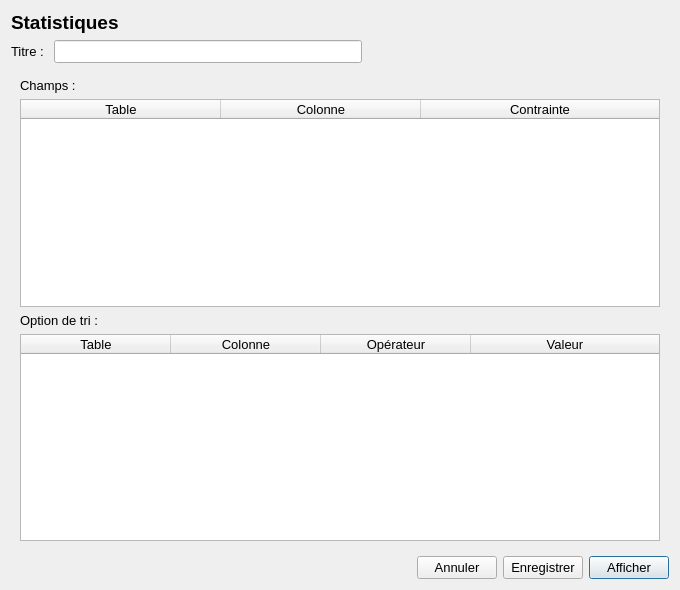
This is GUI/statistique.ui in samueldrouin/PyGuide as Qt 5 draws it before an edit. The edited form follows.
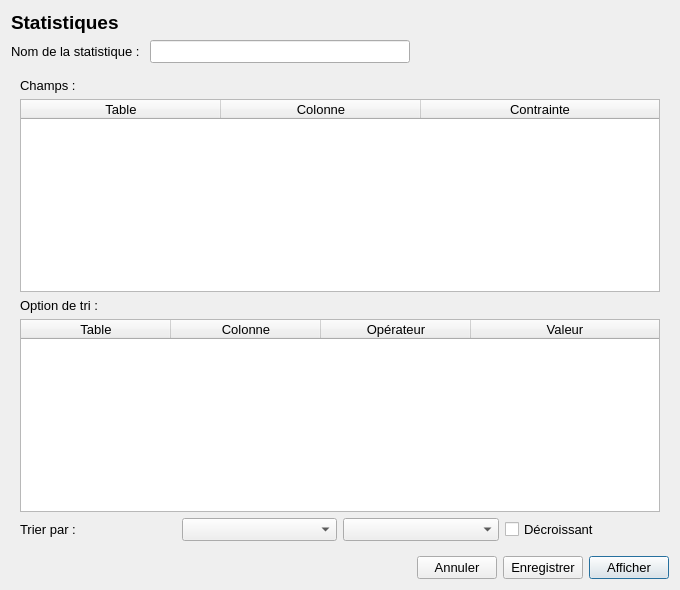
This is the edited form.

Commit message: Affichage seulement des tables ayant un lien vers la table précédente dans le tableau des champs

Patch:
```diff
--- a/GUI/statistique.ui
+++ b/GUI/statistique.ui
@@ -48,7 +48,7 @@
      <item row="0" column="0">
       <widget class="QLabel" name="label_2">
        <property name="text">
-        <string>Titre : </string>
+        <string>Nom de la statistique : </string>
        </property>
       </widget>
      </item>
@@ -486,6 +486,30 @@
         </column>
        </widget>
       </item>
+      <item>
+       <layout class="QHBoxLayout" name="horizontalLayout_3">
+        <item>
+         <widget class="QLabel" name="label_3">
+          <property name="text">
+           <string>Trier par : </string>
+          </property>
+         </widget>
+        </item>
+        <item>
+         <widget class="QComboBox" name="comboBox"/>
+        </item>
+        <item>
+         <widget class="QComboBox" name="comboBox_2"/>
+        </item>
+        <item>
+         <widget class="QCheckBox" name="checkBox">
+          <property name="text">
+           <string>Décroissant</string>
+          </property>
+         </widget>
+        </item>
+       </layout>
+      </item>
      </layout>
     </widget>
    </item>
```
Left out of the diff: 2 changed lines with no effect on the pictures. The commit also changes 2 other files.
